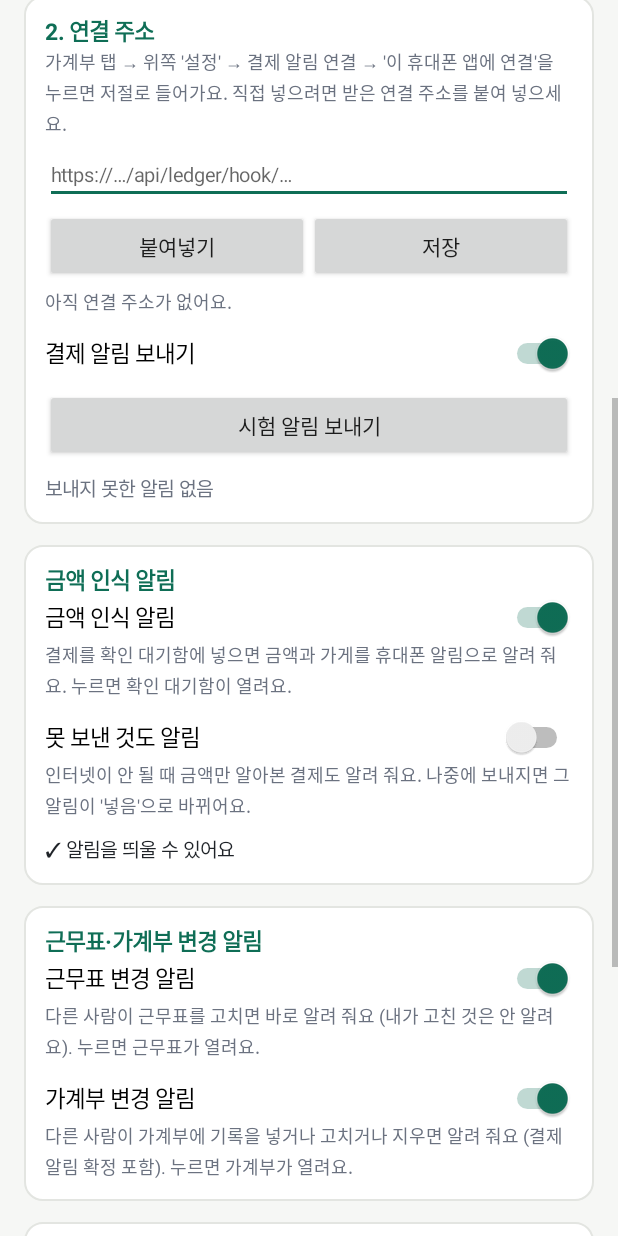
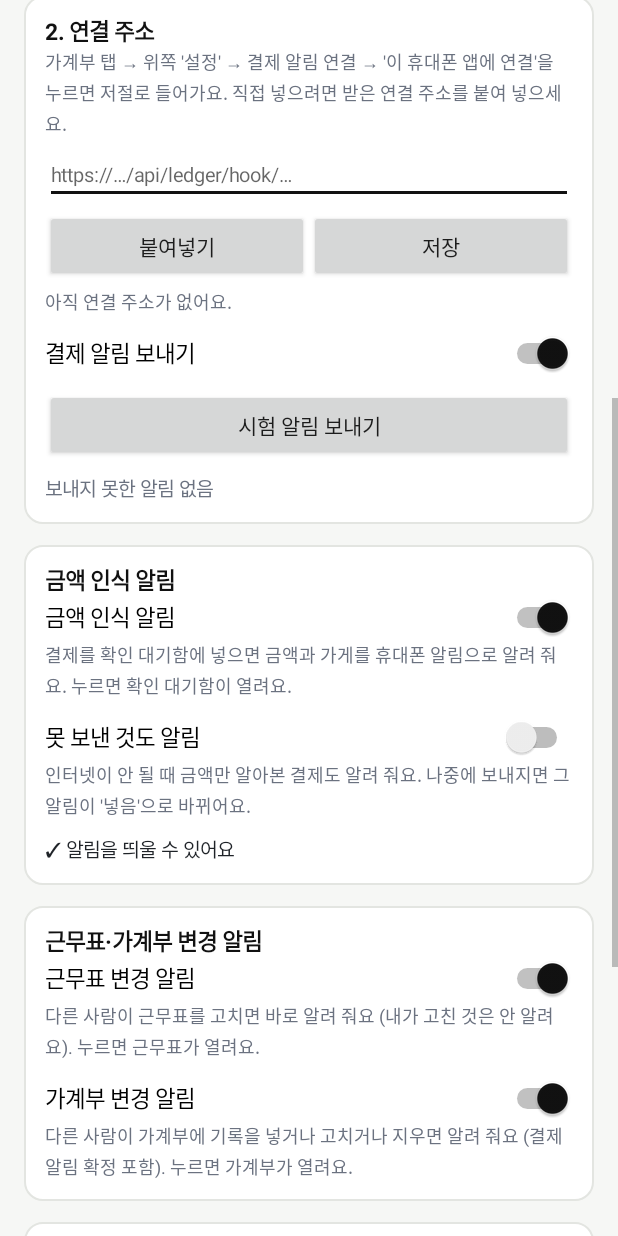
Before and after one commit to thesing87/board_scraper, an Android app: the SettingsActivity screen opened directly, with no data from a screen before it, scrolled down 576 dp, on a phone screen of 412 x 824 dp. Run offline under Robolectric (Android 15) with nearby library versions, the phone set to English and light mode, and no system bars.

Commit message:
앱 안쪽 색을 노랑 아이콘에 맞춰 흰·검정·노랑으로, 위쪽 줄에서 제목·새로고침 버튼 뺌, 앱 1.33: 앱 위쪽 탭 줄은 흰 바탕 + 아래 옅은 선, 고른 탭은 검정 글자 + 검정 밑줄, 나머지는 회색 (새로고침은 끌어내리기로). 상태 표시줄도 흰 바탕에 어두운 아이콘. 설정 화면 칸 제목은 검정, 고른 칩은 연노랑 + 검정 테두리. 웹(가계부·근무표·홈·아래 메뉴): 버튼·링크·오늘·켜짐·고치는 중은 검정(--brand), ＋는 노랑(--pop)에 검정 ＋(근무표 ＋도 파랑에서 노랑), ✓·태그는 연노랑(--brand-soft), 입력 칸 테두리는 진한 노랑(--brand-line). 초록(--green, R.color.green)은 연결됨·저장됨 같은 잘 됨 표시에만 남김
Co-Authored-By: Claude Opus 5.5 <noreply@anthropic.com>

```diff
--- a/android/ledger-notify/app/build.gradle
+++ b/android/ledger-notify/app/build.gradle
@@ -24,8 +24,8 @@ android {
         applicationId 'kr.home.ledgernotify'
         minSdk 26
         targetSdk 34
-        versionCode 33
-        versionName '1.32'
+        versionCode 34
+        versionName '1.33'
     }
 
     signingConfigs {
--- a/android/ledger-notify/app/src/main/java/kr/home/ledgernotify/SettingsActivity.java
+++ b/android/ledger-notify/app/src/main/java/kr/home/ledgernotify/SettingsActivity.java
@@ -486,10 +486,10 @@ public class SettingsActivity extends Activity implements Updater.Host {
                     boolean end = i == pick[0] || i == pick[1], mid = !end && lo >= 0 && i > lo && i < hi;
                     GradientDrawable bg = new GradientDrawable();
                     bg.setCornerRadius(dp(14));
-                    bg.setColor(getColor(end ? R.color.green_soft : mid ? R.color.bg : R.color.card));
-                    bg.setStroke(dp(1), end ? getColor(R.color.green) : 0xFFD1D5DB);
+                    bg.setColor(getColor(end ? R.color.brand_soft : mid ? R.color.bg : R.color.card));
+                    bg.setStroke(dp(1), end ? getColor(R.color.ink) : 0xFFD1D5DB);
                     chipViews.get(i).setBackground(bg);
-                    chipViews.get(i).setTextColor(getColor(end ? R.color.green : R.color.text));
+                    chipViews.get(i).setTextColor(getColor(end ? R.color.ink : R.color.text));
                 }
             };
             for (int i = 0; i < spans.size(); i++) {
@@ -664,7 +664,7 @@ public class SettingsActivity extends Activity implements Updater.Host {
         bg.setCornerRadius(dp(12));
         bg.setStroke(dp(1), 0xFFE3E5E1);
         c.setBackground(bg);
-        TextView h = text(head, 15, R.color.green);
+        TextView h = text(head, 15, R.color.ink);
         h.setTypeface(Typeface.DEFAULT_BOLD);
         c.addView(h);
         LinearLayout.LayoutParams lp = gap(14);
--- a/android/ledger-notify/app/src/main/res/values/styles.xml
+++ b/android/ledger-notify/app/src/main/res/values/styles.xml
@@ -1,9 +1,16 @@
 <?xml version="1.0" encoding="utf-8"?>
 <resources>
-    <!-- 가계부 화면과 같은 초록 -->
+    <!-- 성공·연결됨 같은 '잘 됨' 표시에만 쓰는 초록 (꾸밈 색은 아래 ink·brand) -->
     <color name="green">#0F6E56</color>
     <!-- 앱 아이콘 바탕 (노랑) -->
     <color name="icon_bg">#FFD43B</color>
+    <!-- 앱 색 (아이콘에 맞춘 흰·검정·노랑): 글자·고른 탭·제목은 ink, 고른 칩 바탕은 brand_soft -->
+    <color name="ink">#111111</color>
+    <color name="brand_soft">#FFF3C4</color>
+    <!-- 위쪽 탭 줄: 흰 바탕, 아래 옅은 선, 고르지 않은 탭은 회색 -->
+    <color name="bar">#FFFFFF</color>
+    <color name="bar_line">#ECECEC</color>
+    <color name="tab_dim">#9A9A9A</color>
     <color name="green_soft">#E1F5EE</color>
     <color name="text">#1F2328</color>
     <color name="muted">#6B7280</color>
@@ -12,10 +19,12 @@
     <color name="card">#FFFFFF</color>
 
     <style name="AppTheme" parent="@android:style/Theme.Material.Light.NoActionBar">
-        <item name="android:colorPrimary">@color/green</item>
-        <item name="android:colorPrimaryDark">@color/green</item>
-        <item name="android:colorAccent">@color/green</item>
-        <item name="android:statusBarColor">@color/green</item>
+        <item name="android:colorPrimary">@color/ink</item>
+        <item name="android:colorPrimaryDark">@color/bar</item>
+        <item name="android:colorAccent">@color/ink</item>
+        <!-- 위쪽 상태 표시줄도 흰 바탕에 어두운 아이콘 -->
+        <item name="android:statusBarColor">@color/bar</item>
+        <item name="android:windowLightStatusBar">true</item>
         <item name="android:windowBackground">@color/bg</item>
     </style>
 </resources>
```
Also changed, not shown: android/ledger-notify/app/src/main/java/kr/home/ledgernotify/MainActivity.java (+11 -27 lines), 4 other files.
